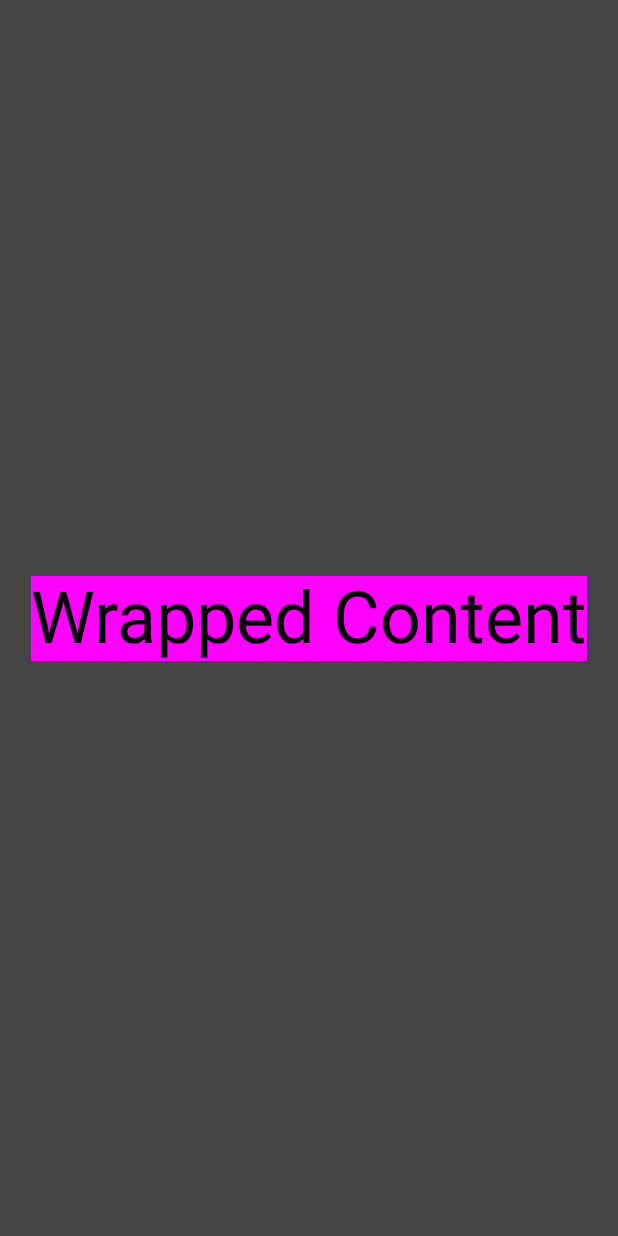
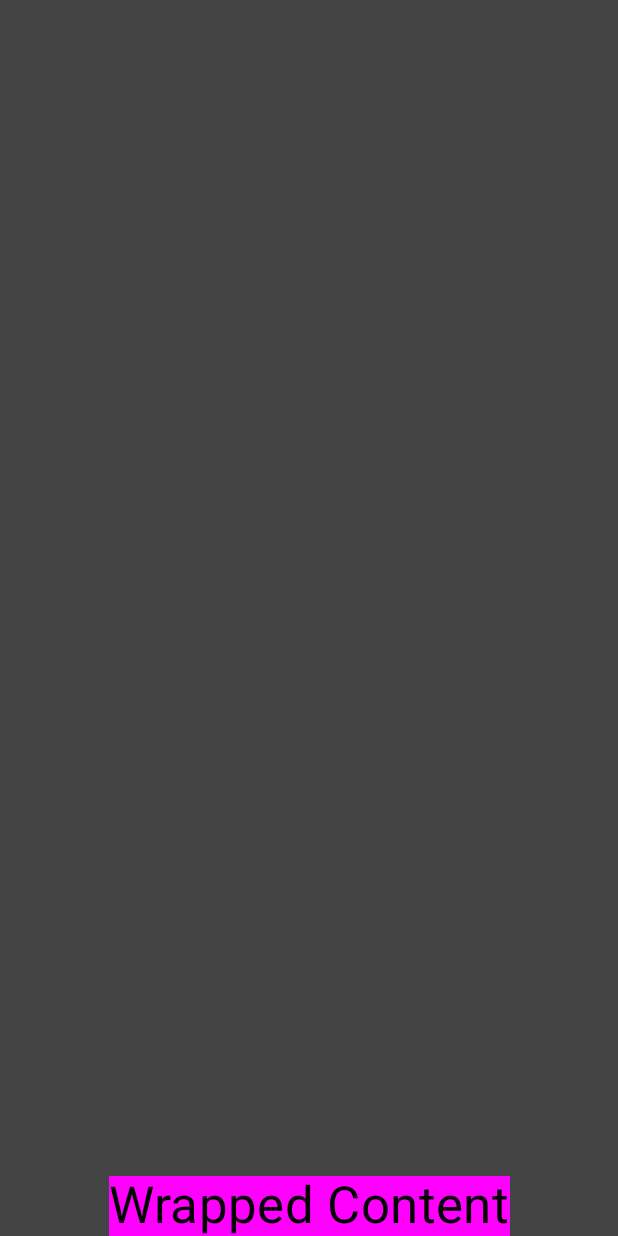
Before and after one commit to MirzaUkas/LearnCompose, an Android app built with Jetpack Compose: the screen it shows after launch (MainActivity), on a phone screen of 412 x 824 dp. Run offline under Robolectric (Android 15) with nearby library versions, the phone set to English and light mode, and no system bars.

Commit message:
Alignment Composables

```diff
--- a/app/src/main/java/mirz/study/learncompose/MainActivity.kt
+++ b/app/src/main/java/mirz/study/learncompose/MainActivity.kt
@@ -9,6 +9,7 @@ import androidx.compose.material.MaterialTheme
 import androidx.compose.material.Surface
 import androidx.compose.material.Text
 import androidx.compose.runtime.Composable
+import androidx.compose.ui.Alignment
 import androidx.compose.ui.Modifier
 import androidx.compose.ui.graphics.Color
 import androidx.compose.ui.text.font.FontWeight
@@ -28,10 +29,16 @@ class MainActivity : ComponentActivity() {
 @Composable
 fun MainScreen() {
     Surface(color = Color.DarkGray, modifier = Modifier.fillMaxSize()) {
-        Surface(color = Color.Magenta, modifier = Modifier.wrapContentSize()) {
+        Surface(
+            color = Color.Magenta,
+            modifier = Modifier.wrapContentSize(
+                align = Alignment.BottomCenter
+            ),
+
+        ) {
             Text(
                 text = "Wrapped Content",
-                style = MaterialTheme.typography.h3
+                style = MaterialTheme.typography.h4
             )
         }
     }
```
